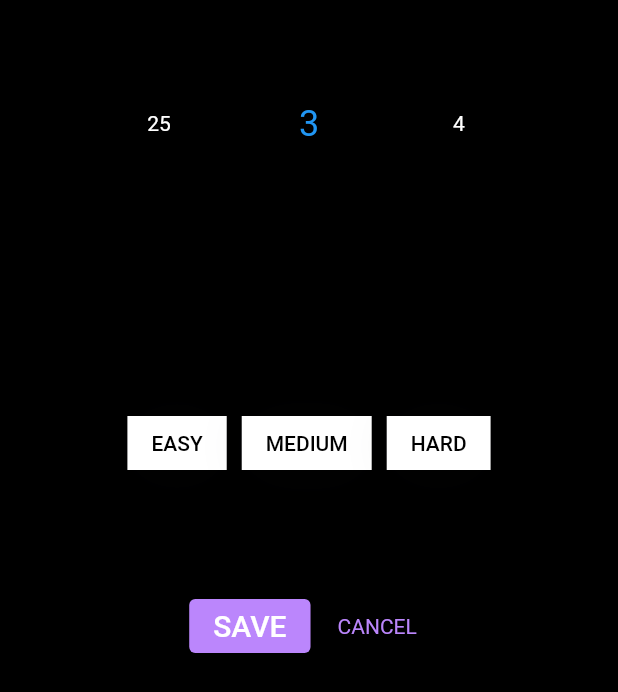
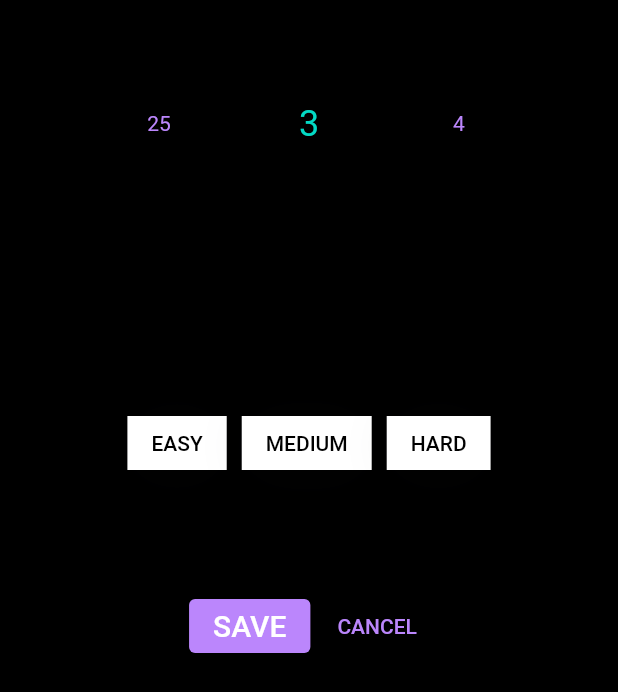
Before and after one commit to captnTardigrade/better-alarm-clock, a Flutter app: the screen it shows after launch, after a tap on the "add" icon, on a phone screen of 412 x 824 dp. Shown: the part 463-1155 px from the top of the screen. Run offline on Flutter 3.47's test engine with Material 2 defaults, Android fonts, the phone set to English and light mode, and no system bars; drawn by our look-alikes of group_button, numberpicker; our stand-ins replace flutter_local_notifications, flutter_native_timezone, google_fonts, rxdart, sqflite, timezone; missing offline and left inert: flutter_ringtone_player; accounts and stored records are empty.

Commit message:
improve theme

```diff
--- a/lib/main.dart
+++ b/lib/main.dart
@@ -73,7 +73,14 @@ Future<void> main() async {
           textTheme: Typography.material2018().white,
           fontFamily: GoogleFonts.roboto().fontFamily,
           canvasColor: Colors.black,
-          iconTheme: IconThemeData(color: Colors.white),
+          iconTheme: IconThemeData(
+            color: Colors.white,
+          ),
+          textSelectionTheme: TextSelectionThemeData(
+            selectionHandleColor: Colors.purple,
+            cursorColor: Colors.white,
+            selectionColor: Colors.purple[50],
+          ),
           timePickerTheme: TimePickerThemeData(
             backgroundColor: Colors.black,
             dialHandColor: Colors.purple,
@@ -85,9 +92,7 @@ Future<void> main() async {
           ),
           textButtonTheme: TextButtonThemeData(
             style: TextButton.styleFrom(
-              textStyle: TextStyle(
-                color: Theme.of(context).primaryColor,
-              ),
+              primary: Color(0xffBB86FC),
             ),
           ),
         ),
--- a/lib/screens/add_new_alarm_screen.dart
+++ b/lib/screens/add_new_alarm_screen.dart
@@ -145,6 +145,9 @@ class _AddAlarmState extends State<AddAlarm> {
           ),
           NumberPicker(
             infiniteLoop: true,
+            selectedTextStyle: Theme.of(context).textTheme.headline5!.copyWith(
+                  color: Color(0xff03DAC5),
+                ),
             axis: Axis.horizontal,
             minValue: 3,
             maxValue: 25,
@@ -152,6 +155,9 @@ class _AddAlarmState extends State<AddAlarm> {
             onChanged: (value) => setState(() {
               _numPuzzles = value;
             }),
+            textStyle: TextStyle(
+              color: Theme.of(context).primaryColor,
+            ),
           ),
           Text(
             'Math puzzle level',
```
Also changed, not shown: lib/screens/edit_alarm_screen.dart (+7 -0 lines).
